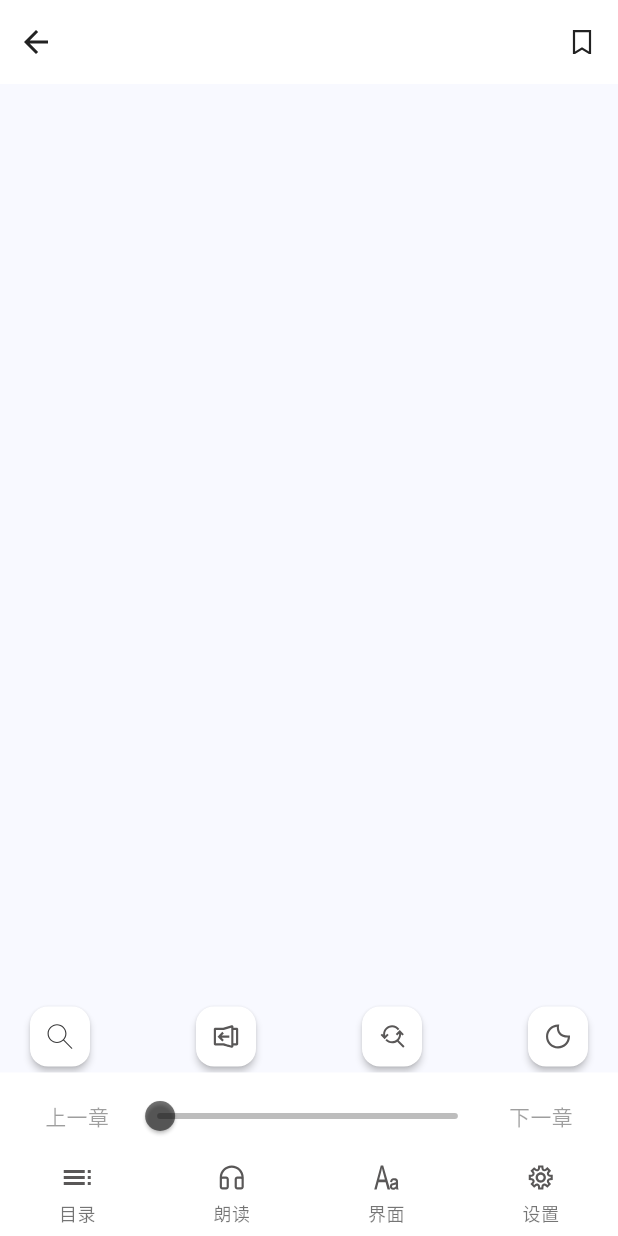
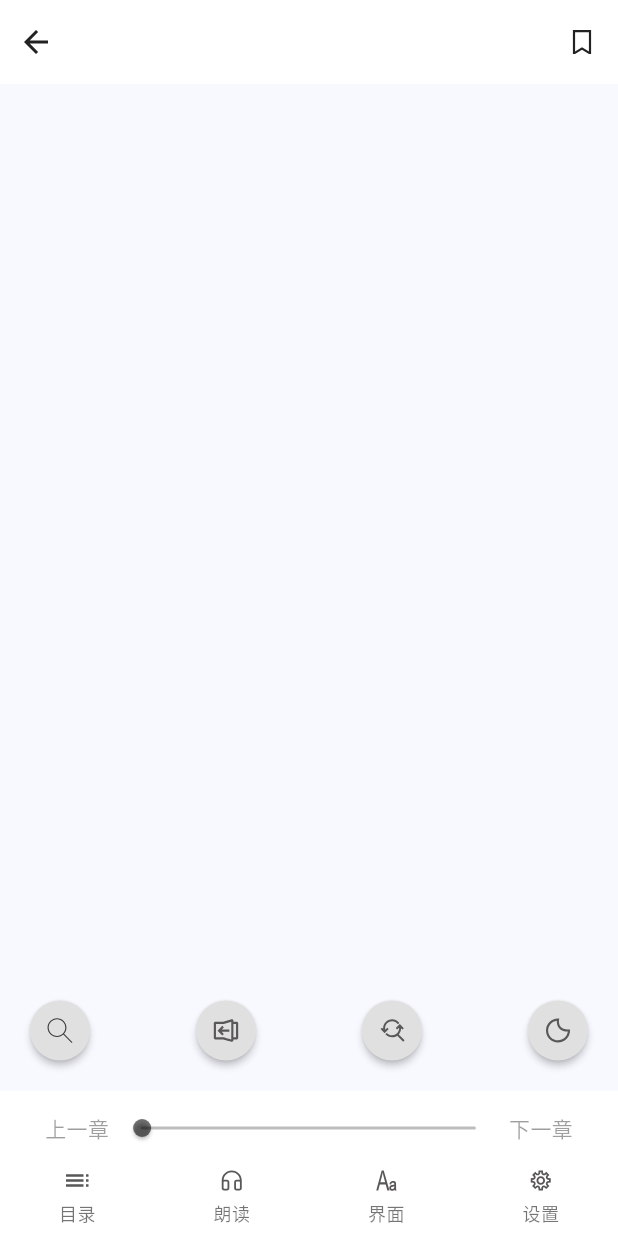
Before and after one commit to EscapeTo5D/flutter-reader, a Flutter app: the ReadMenu widget shown alone on an empty page, opened directly with empty values, on a phone screen of 412 x 824 dp. Run offline on Flutter 3.47's test engine with Material 3 defaults, Android fonts, the light colour scheme and no system bars; our stand-ins replace flutter_smart_dialog, sqflite, sqflite_common_ffi; accounts and stored records are empty; network calls fail.

Commit message:
feat(read-menu): 底部控制板高度对齐原生 legado
- 章节进度条 Slider 压到 25dp (SizedBox 夹高 + SliderTheme 细轨道),
  对齐原生 seek_read_page height=25dp
- 底部图标 24→20, 对齐原生 ImageView maxHeight=20dp
- 控制板整体高度 108dp→95dp, 与原生一致
- 悬浮按钮行补 bottom 16dp, 对齐原生 FAB layout_margin
- FAB 加 CircleBorder (M3 默认圆角矩形需显式指定才为圆形),
  背景色白→#E0E0E0 对齐原生 background_menu

```diff
--- a/lib/src/reader/widgets/read_menu.dart
+++ b/lib/src/reader/widgets/read_menu.dart
@@ -114,7 +114,9 @@ class _ReadMenuState extends State<ReadMenu> {
 
   Widget _buildFloatingButtons(BuildContext context) {
     return Padding(
-      padding: const EdgeInsets.symmetric(horizontal: 16),
+      // horizontal 16 对齐 ll_floating_button paddingStart/End;
+      // bottom 16 对齐 FAB layout_margin(bottom) —— 悬浮按钮行到面板顶的距离。
+      padding: const EdgeInsets.fromLTRB(16, 0, 16, 16),
       child: Row(
         mainAxisAlignment: MainAxisAlignment.spaceBetween,
         children: [
@@ -131,13 +133,17 @@ class _ReadMenuState extends State<ReadMenu> {
   }
 
   Widget _buildFab(Widget icon, String tooltip, VoidCallback onPressed) {
+    // 对齐原生 FloatingActionButton fabSize="mini":
+    // - shape CircleBorder (M3 默认是圆角矩形, 需显式指定才为圆形)
+    // - backgroundColor md_grey_200(#E0E0E0) = 原生 background_menu
     return FloatingActionButton.small(
       heroTag: tooltip,
       onPressed: onPressed,
-      backgroundColor: Colors.white,
+      backgroundColor: const Color(0xFFE0E0E0),
       foregroundColor: Colors.black54,
       elevation: 2,
       tooltip: tooltip,
+      shape: const CircleBorder(),
       child: icon,
     );
   }
@@ -166,6 +172,16 @@ class _ReadMenuState extends State<ReadMenu> {
         children: [
           _buildChapterTextButton('上一章', widget.controller.canGoPrevious ? () => widget.controller.previousChapter() : null),
           Expanded(
+            // 对齐原生 seek_read_page (height=25dp): SizedBox 夹高度 +
+            // SliderTheme 调细轨道让滑块在 25dp 高度内居中合理。
+            child: SizedBox(
+              height: 25,
+              child: SliderTheme(
+                data: const SliderThemeData(
+                  trackHeight: 2,
+                  thumbShape: RoundSliderThumbShape(enabledThumbRadius: 6),
+                  overlayShape: RoundSliderOverlayShape(overlayRadius: 12),
+                ),
                 child: Slider(
                   value: totalPages > 1 ? widget.controller.currentPageIndex.toDouble() : 0,
                   min: 0,
@@ -173,6 +189,8 @@ class _ReadMenuState extends State<ReadMenu> {
                   activeColor: Colors.black54,
                   inactiveColor: Colors.black26,
                   onChanged: (v) => widget.controller.goToPage(v.toInt()),
+                ),
+              ),
             ),
           ),
           _buildChapterTextButton('下一章', widget.controller.canGoNext ? () => widget.controller.nextChapter() : null),
@@ -232,7 +250,8 @@ class _ReadMenuState extends State<ReadMenu> {
         child: Column(
           mainAxisSize: MainAxisSize.min,
           children: [
-            SizedBox(width: 24, height: 24, child: icon),
+            // 对齐原生 ImageView maxHeight=20dp (icon 24→20)。
+            SizedBox(width: 20, height: 20, child: icon),
             const SizedBox(height: 3),
             Text(label, style: const TextStyle(color: Colors.black54, fontSize: 12)),
             const SizedBox(height: 7),
```
Lines whose indentation alone changed are shown as unchanged.
